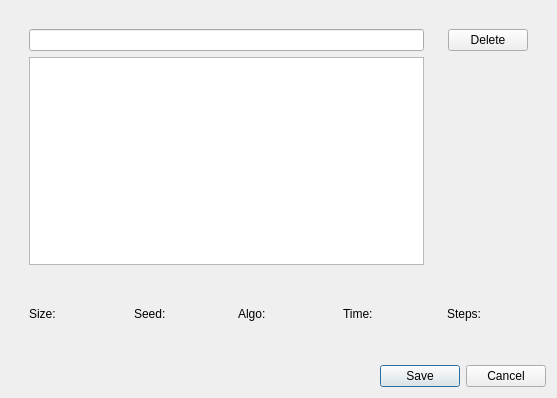
This is saveloadgameview.ui in FettGoenner/coma3 as Qt 5 draws it before an edit. The edited form follows.
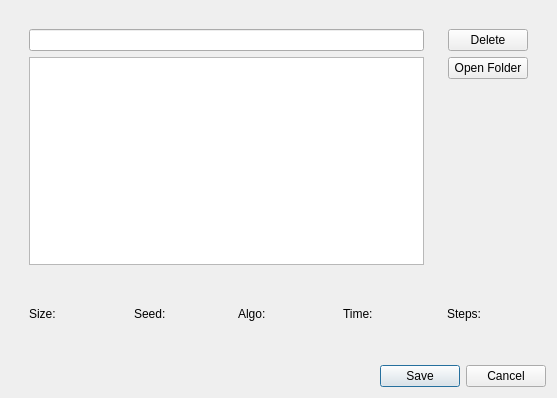
This is the edited form.

Commit message: added open folder to saveloadgamedialog

```diff
--- a/saveloadgameview.ui
+++ b/saveloadgameview.ui
@@ -73,6 +73,13 @@
            </property>
           </widget>
          </item>
+         <item>
+          <widget class="QPushButton" name="openFolderBtn">
+           <property name="text">
+            <string>Open Folder</string>
+           </property>
+          </widget>
+         </item>
          <item>
           <spacer name="verticalSpacer">
            <property name="orientation">
```
Left out of the diff: 2 changed lines with no effect on the pictures. The commit also changes 4 other files.
